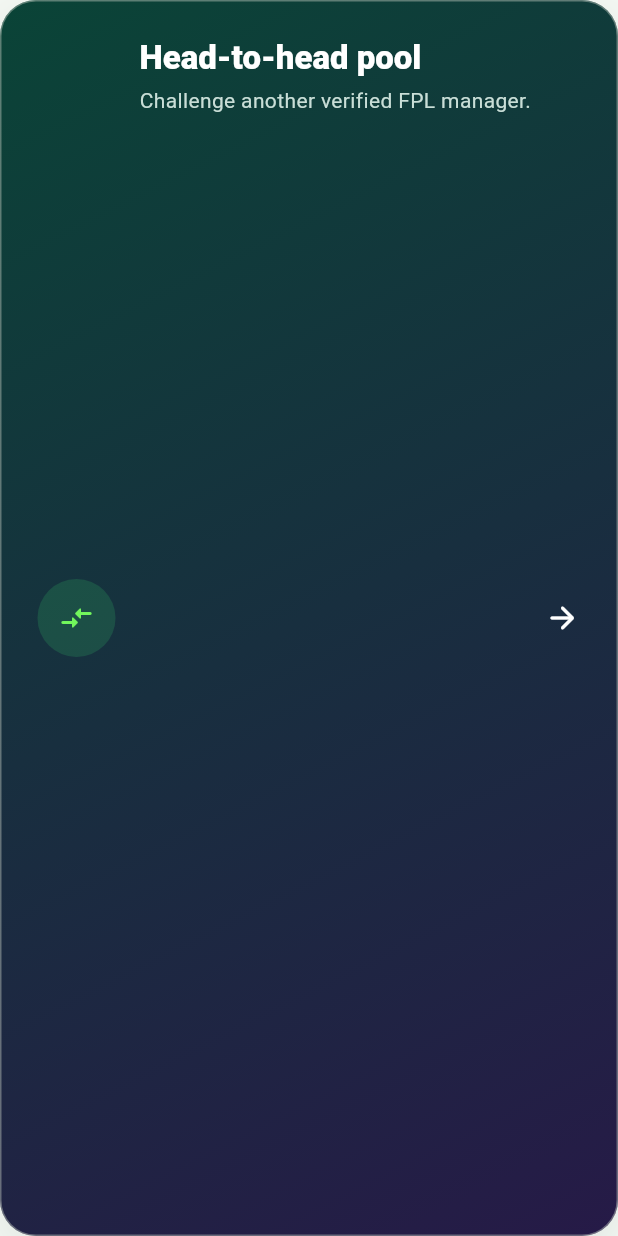
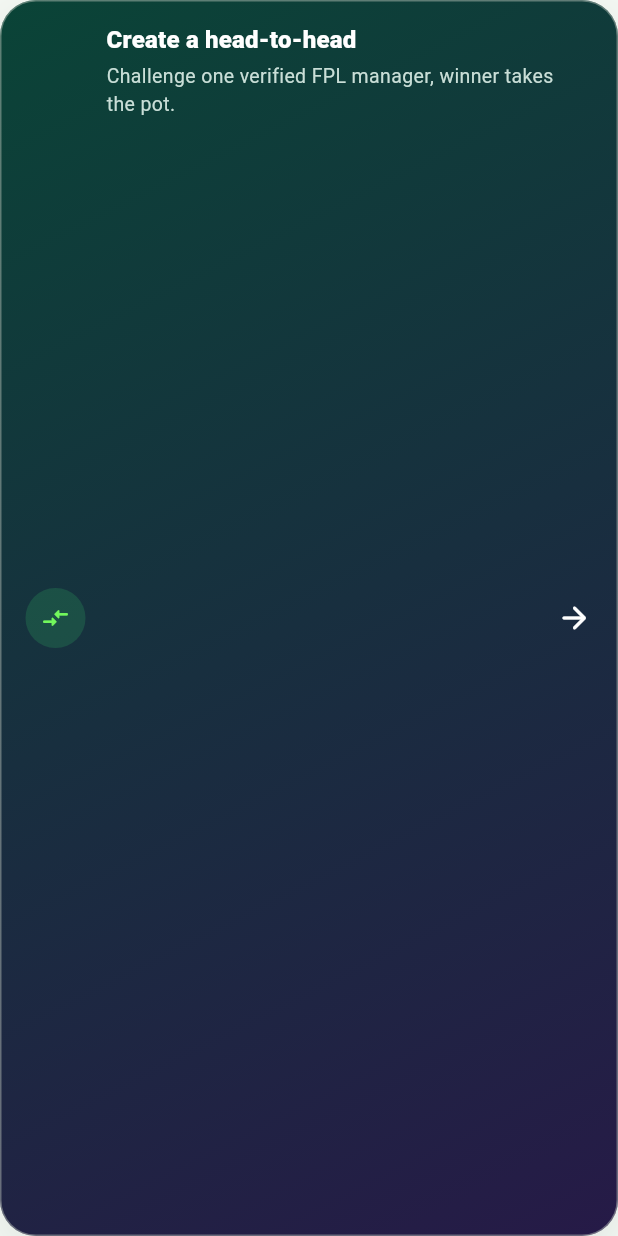
Before and after one commit to uraniumkid30/fpl_wager_fe, a Flutter app: the _HeadToHeadCard widget shown alone on an empty page, opened directly, on a phone screen of 412 x 824 dp. Run offline on Flutter 3.47's test engine with Material 3 defaults, Android fonts, the phone set to English and light mode, and no system bars; our stand-ins replace dio, flutter_riverpod, flutter_secure_storage, go_router, qr_flutter, shared_preferences and 1 more; missing offline and left inert: dart:js_interop, mobile_scanner; accounts and stored records are empty; network calls fail.

Commit message:
prod version 1.4.0

```diff
--- a/lib/features/pools/presentation/pools_screen.dart
+++ b/lib/features/pools/presentation/pools_screen.dart
@@ -215,6 +215,10 @@
                         'start another for Gameweek ${myPool.gameweek}, '
                         'delete ${myPool.name} first.',
               ),
+              const SizedBox(height: 10),
+              // Head to head sits with the other ways to start a game, not
+              // at the bottom of the page under every auto pool.
+              _HeadToHeadCard(onTap: () => context.push('/challenges')),
               const SizedBox(height: 14),
               ...customPools.map(card),
               const SizedBox(height: 14),
@@ -236,8 +240,7 @@
                 ...(byGameweek[gameweek]!..sort(_joinedThenStake)).map(card),
                 const SizedBox(height: 14),
               ],
-              _HeadToHeadCard(onTap: () => context.push('/challenges')),
-              const SizedBox(height: 18),
+              const SizedBox(height: 4),
               Center(
                 child: TextButton.icon(
                   onPressed: onShowPast,
@@ -666,18 +669,19 @@
   @override
   Widget build(BuildContext context) => GradientPanel(
         onTap: onTap,
+        padding: const EdgeInsets.symmetric(horizontal: 16, vertical: 14),
         colors: const [Color(0xFF0A4437), Color(0xFF261A47)],
         child: Row(
           children: [
-            const CircleAvatar(radius: 26, backgroundColor: Color(0x243EFF75), child: Icon(Icons.compare_arrows_rounded, color: AppColors.lime)),
-            const SizedBox(width: 16),
+            const CircleAvatar(radius: 20, backgroundColor: Color(0x243EFF75), child: Icon(Icons.compare_arrows_rounded, color: AppColors.lime, size: 20)),
+            const SizedBox(width: 14),
             Expanded(
               child: Column(
                 crossAxisAlignment: CrossAxisAlignment.start,
                 children: [
-                  Text('Head-to-head pool', style: Theme.of(context).textTheme.titleLarge?.copyWith(color: Colors.white, fontWeight: FontWeight.w900)),
-                  const SizedBox(height: 4),
-                  const Text('Challenge another verified FPL manager.', style: TextStyle(color: Color(0xFFC9DED7))),
+                  Text('Create a head-to-head', style: Theme.of(context).textTheme.titleMedium?.copyWith(color: Colors.white, fontWeight: FontWeight.w900)),
+                  const SizedBox(height: 2),
+                  const Text('Challenge one verified FPL manager, winner takes the pot.', style: TextStyle(color: Color(0xFFC9DED7), fontSize: 13)),
                 ],
               ),
             ),
```
Also changed, not shown: lib/features/dashboard/presentation/dashboard_screen.dart (+58 -6 lines).
